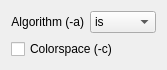
Before: the Qt Designer form src/plugins/external_tool_support/src/ui/BwaBuildSettings.ui in violethaze74/ugene, drawn with Qt 5.
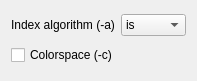
After: the same form once the commit is applied.

```diff
--- a/src/plugins/external_tool_support/src/ui/BwaBuildSettings.ui
+++ b/src/plugins/external_tool_support/src/ui/BwaBuildSettings.ui
@@ -6,10 +6,16 @@
    <rect>
     <x>0</x>
     <y>0</y>
-    <width>167</width>
-    <height>59</height>
+    <width>197</width>
+    <height>81</height>
    </rect>
   </property>
+  <property name="sizePolicy">
+   <sizepolicy hsizetype="Preferred" vsizetype="Fixed">
+    <horstretch>100</horstretch>
+    <verstretch>50</verstretch>
+   </sizepolicy>
+  </property>
   <property name="windowTitle">
    <string>Form</string>
   </property>
@@ -19,10 +25,10 @@
      <item>
       <widget class="QLabel" name="label">
        <property name="text">
-        <string>Algorithm (-a)</string>
+        <string>Index algorithm (-a)</string>
        </property>
        <property name="alignment">
-        <set>Qt::AlignRight|Qt::AlignTrailing|Qt::AlignVCenter</set>
+        <set>Qt::AlignLeading|Qt::AlignLeft|Qt::AlignVCenter</set>
        </property>
       </widget>
      </item>
```
